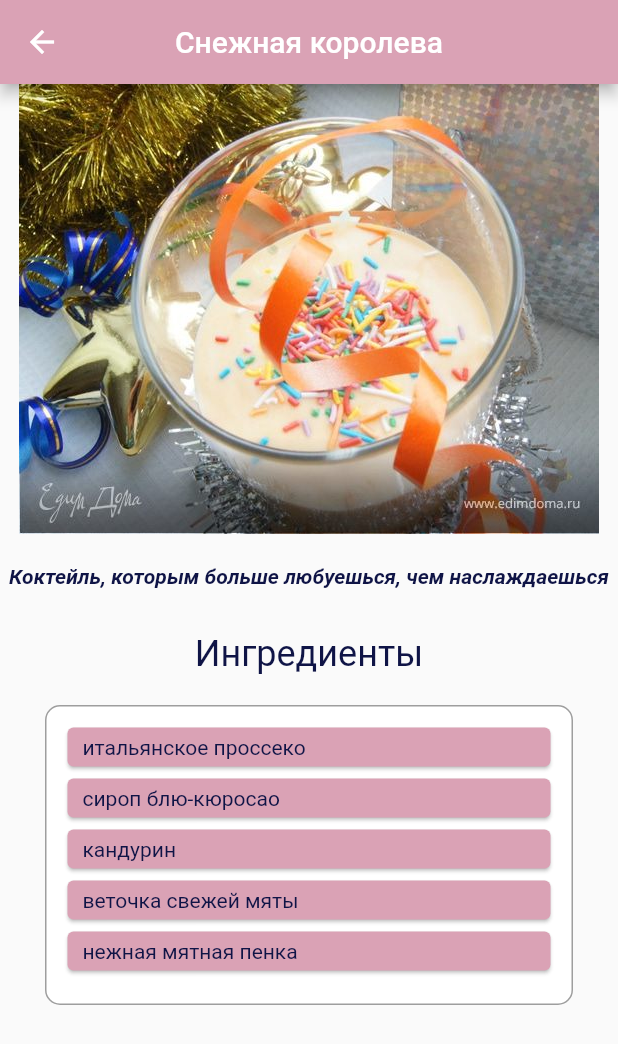
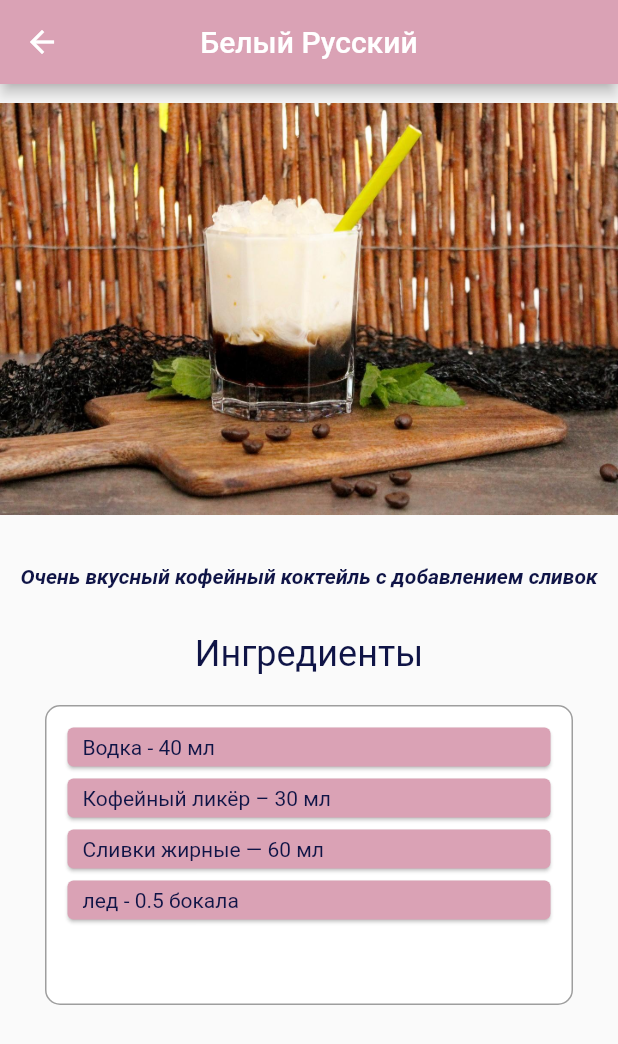
Before and after one commit to VeronikaLo/Cocktail-app, a Flutter app: the RecipePage screen opened by its route, on a phone screen of 412 x 824 dp. Shown: the top 1044 px of the screen. Run offline on Flutter 3.47's test engine with Material 2 defaults, Android fonts, the phone set to English and light mode, and no system bars; project files that could hold a hidden picture were left out.

Commit message:
new recepies

```diff
--- a/lib/models/recipe_item.dart
+++ b/lib/models/recipe_item.dart
@@ -116,4 +116,31 @@ Recipe(
       "по желанию ягоды для украшения",
     ],
   ),
+
+Recipe(
+    id: 8,
+    title: "Белый Русский",
+    description: "Очень вкусный кофейный коктейль с добавлением сливок",
+    image: "assets/images/white_russian.jpg",
+    ingredients: [
+      "Водка - 40 мл",
+      "Кофейный ликёр – 30 мл",
+      "Сливки жирные — 60 мл",
+      "лед - 0.5 бокала",
+    ],
+  ),
+
+Recipe(
+    id: 9,
+    title: "Дайкири",
+    description: "Море вкуса и положительных эмоций просто гарантированы",
+    image: "assets/images/daikiri.jpg",
+    ingredients: [
+      "60 мл белого рома",
+      "30 мл сока лайма",
+      "1 чайная ложка сахарного сиропа",
+      "200 г дроблёного льда",
+      "любые ягоды для украшения (по желанию)",
+    ],
+  ),
 ];
--- a/lib/pages/recipe.dart
+++ b/lib/pages/recipe.dart
@@ -31,7 +31,7 @@ class RecipePage extends StatelessWidget {
             children: [
               //Image:
               SizedBox(
-                width: double.infinity,
+                //width: double.infinity,
                 height: 300,
                 child: Image.asset(recipe.image),
               ),
```
Also changed, not shown: assets/images/daikiri.jpg (added), assets/images/white_russian.jpg (added).
